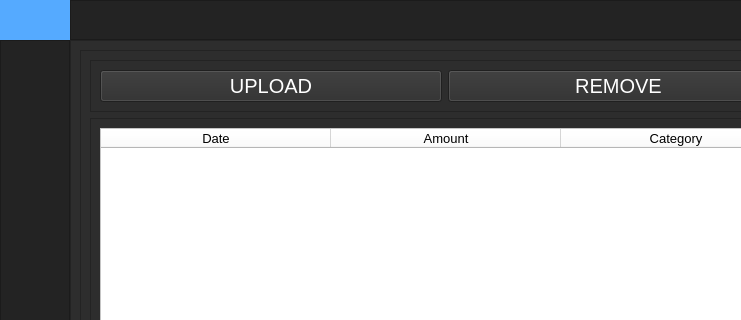
Before: the Qt Designer form ui_main.ui in Bezbiletnik/Expenses_tracker, drawn with Qt 5; both pictures show x 0 to 741 and y 0 to 320 of the 1000 by 500 pixel window.
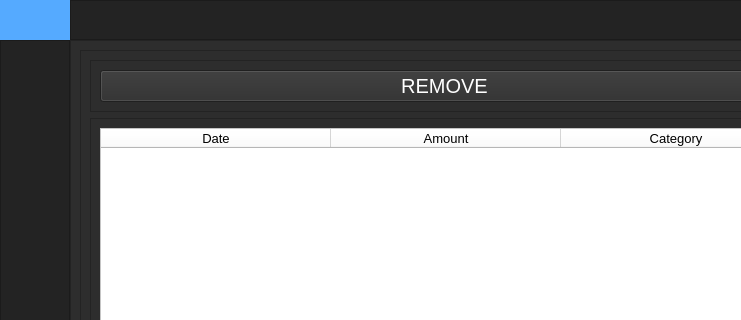
After: the same form once the commit is applied. Custom widgets are drawn as their Qt base class.

Patch:
```diff
--- a/ui_main.ui
+++ b/ui_main.ui
@@ -394,28 +394,6 @@
                     <enum>QFrame::Raised</enum>
                    </property>
                    <layout class="QHBoxLayout" name="horizontalLayout_4">
-                    <item>
-                     <widget class="QPushButton" name="btn_upload">
-                      <property name="font">
-                       <font>
-                        <pointsize>15</pointsize>
-                       </font>
-                      </property>
-                      <property name="styleSheet">
-                       <string notr="true">QPushButton {
-	
-	color: rgb(255, 255, 255);
-}
-QPushButton:hover {
-	
-	background-color: rgb(85, 170, 255);
-}</string>
-                      </property>
-                      <property name="text">
-                       <string>UPLOAD</string>
-                      </property>
-                     </widget>
-                    </item>
                     <item>
                      <widget class="QPushButton" name="btn_remove">
                       <property name="font">
```
